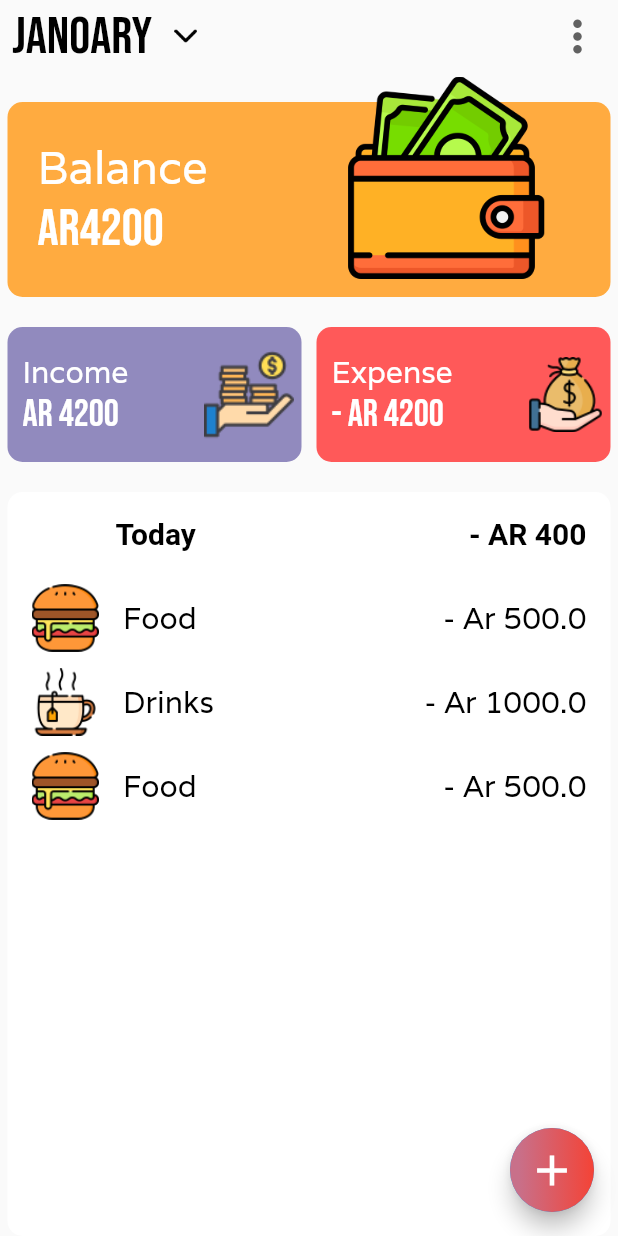
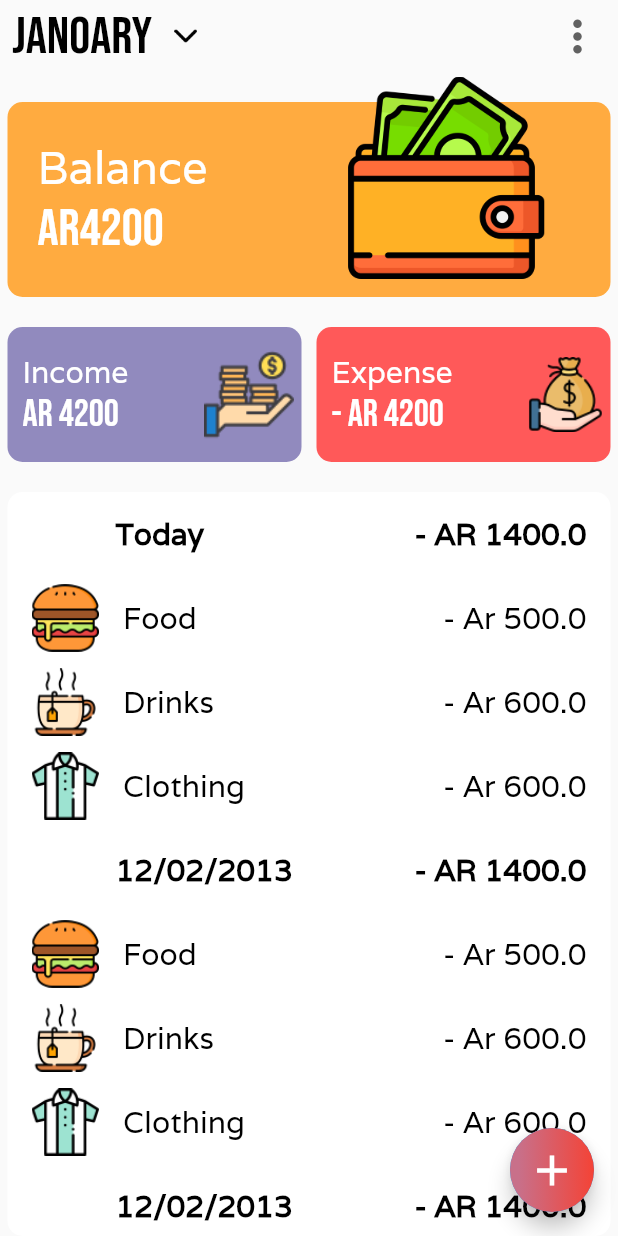
Before and after one commit to Andriambahoaka/Fandaniana, a Flutter app: the screen it shows after launch, on a phone screen of 412 x 824 dp. Run offline on Flutter 3.47's test engine with Material 2 defaults, Android fonts, the phone set to English and light mode, and no system bars.

Commit message:
Nested listViewBuilder

```diff
--- /dev/null
+++ b/lib/dao/expense_dao.dart
@@ -0,0 +1,22 @@
+import 'package:fandaniana/models/expense_summary.dart';
+import 'package:fandaniana/models/overall.dart';
+
+import '../models/depense.dart';
+
+class ExpenseDao {
+  static List<Depense> expenses = [
+    Depense('Food', 'hamburger', 500.0),
+    Depense('Drinks', 'drinks', 600.0),
+    Depense('Clothing', 'shirt', 600.0),
+  ];
+
+  static List<Overall> overalls = [
+    Overall(ExpenseSummary('Today', 1400.0), expenses),
+    Overall(ExpenseSummary('12/02/2013', 1400.0), expenses),
+    Overall(ExpenseSummary('12/02/2013', 1400.0), expenses),
+  ];
+
+  static int get expenseCount {
+    return expenses.length;
+  }
+}
--- a/lib/main.dart
+++ b/lib/main.dart
@@ -1,8 +1,8 @@
-import 'package:fandaniana/screens/expenses.dart';
+import 'package:fandaniana/screens/expenseScreen.dart';
 import 'package:flutter/material.dart';
 
 void main() {
-  runApp(const MyApp());
+  runApp(MyApp());
 }
 
 class MyApp extends StatelessWidget {
@@ -11,8 +11,8 @@ class MyApp extends StatelessWidget {
   // This widget is the root of your application.
   @override
   Widget build(BuildContext context) {
-    return const MaterialApp(
-      home: SafeArea(child: Expense()),
+    return MaterialApp(
+      home: SafeArea(child: ExpenseScreen()),
     );
   }
 }
--- /dev/null
+++ b/lib/models/depense.dart
@@ -0,0 +1,6 @@
+class Depense {
+  Depense(this.type, this.imageName, this.price);
+  final String type;
+  final String imageName;
+  final double price;
+}
--- a/lib/models/expense.dart
+++ /dev/null
@@ -1,9 +0,0 @@
-import 'package:flutter/cupertino.dart';
-
-class Expense {
-  Expense(this.type, this.price, this.imageName);
-
-  final String type;
-  final String imageName;
-  final double price;
-}
--- a/lib/models/expense_summary.dart
+++ b/lib/models/expense_summary.dart
@@ -1,6 +1,7 @@
 class ExpenseSummary {
   ExpenseSummary(this.date, this.total);
 
-  final DateTime date;
+  final String date;
+  //final DateTime date;
   final double total;
 }
--- /dev/null
+++ b/lib/models/overall.dart
@@ -0,0 +1,9 @@
+import 'package:fandaniana/models/expense_summary.dart';
+
+import 'depense.dart';
+
+class Overall {
+  Overall(this.summary, this.depenseList);
+  final ExpenseSummary summary;
+  final List<Depense> depenseList;
+}
--- a/lib/screens/expenses.dart
+++ b/lib/screens/expenseScreen.dart
@@ -1,12 +1,13 @@
-import 'package:fandaniana/widgets/expense_tile.dart';
+import 'package:fandaniana/widgets/overall_list.dart';
 import 'package:flutter/cupertino.dart';
 import 'package:flutter/material.dart';
 
 import '../utilities/constants.dart';
+
 import '../widgets/reusable_card.dart';
 
-class Expense extends StatelessWidget {
-  const Expense({Key? key}) : super(key: key);
+class ExpenseScreen extends StatelessWidget {
+  const ExpenseScreen({super.key});
 
   @override
   Widget build(BuildContext context) {
@@ -197,36 +198,7 @@ class Expense extends StatelessWidget {
               padding: EdgeInsets.all(0),
               height: 30.0,
               colour: Colors.white,
-              cardChild: Column(
-                children: [
-                  ListTile(
-                    leading: Text(
-                      '',
-                      style: TextStyle(
-                          color: Colors.black,
-                          fontWeight: FontWeight.bold,
-                          fontSize: 20.0),
-                    ),
-                    title: Text(
-                      'Today',
-                      style: TextStyle(
-                          color: Colors.black,
-                          fontWeight: FontWeight.bold,
-                          fontSize: 20.0),
-                    ),
-                    trailing: Text(
-                      '- AR 400',
-                      style: TextStyle(
-                          color: Colors.black,
-                          fontWeight: FontWeight.bold,
-                          fontSize: 20.0),
-                    ),
-                  ),
-                  ExpenseTile('Food', 'hamburger', 500.0),
-                  ExpenseTile('Drinks', 'drinks', 1000.0),
-                  ExpenseTile('Food', 'hamburger', 500.0),
-                ],
-              ),
+              cardChild: OverallList(),
             ),
           ),
         ],
--- /dev/null
+++ b/lib/widgets/expense_list.dart
@@ -0,0 +1,24 @@
+import 'package:fandaniana/widgets/expense_tile.dart';
+import 'package:flutter/cupertino.dart';
+
+import '../dao/expense_dao.dart';
+import '../models/depense.dart';
+
+class ExpenseList extends StatelessWidget {
+  ExpenseList(this.expenses);
+
+  List<Depense> expenses;
+
+  @override
+  Widget build(BuildContext context) {
+    return ListView.builder(
+      itemBuilder: (context, index) {
+        final expense = expenses[index];
+        return ExpenseTile(expense);
+      },
+      itemCount: ExpenseDao.expenseCount,
+      shrinkWrap: true,
+      physics: ClampingScrollPhysics(),
+    );
+  }
+}
--- a/lib/widgets/expense_tile.dart
+++ b/lib/widgets/expense_tile.dart
@@ -1,30 +1,29 @@
 import 'package:flutter/cupertino.dart';
 import 'package:flutter/material.dart';
 
+import '../models/depense.dart';
 import '../utilities/constants.dart';
 
 class ExpenseTile extends StatelessWidget {
-  ExpenseTile(this.type, this.image, this.price);
+  ExpenseTile(this.depense);
 
-  final String type;
-  final String image;
-  final double price;
+  final Depense depense;
 
   @override
   Widget build(BuildContext context) {
     return ListTile(
       leading: Image.asset(
-        "images/$image.png",
+        "images/${depense.imageName}.png",
         height: 45,
       ),
       title: Text(
-        type,
+        depense.type,
         style: kLabelTextStyle.copyWith(
           color: Colors.black,
         ),
       ),
       trailing: Text(
-        '- Ar $price',
+        '- Ar ${depense.price}',
         style: kLabelTextStyle.copyWith(
           color: Colors.black,
         ),
--- /dev/null
+++ b/lib/widgets/head_tile.dart
@@ -0,0 +1,29 @@
+import 'package:flutter/cupertino.dart';
+import 'package:flutter/material.dart';
+
+import '../utilities/constants.dart';
+
+class HeadTile extends StatelessWidget {
+  HeadTile(this.date, this.total);
+  final String date;
+  final double total;
+
+  @override
+  Widget build(BuildContext context) {
+    return ListTile(
+      leading: Text(
+        '',
+      ),
+      title: Text(
+        date,
+        style: kLabelTextStyle.copyWith(
+            color: Colors.black, fontWeight: FontWeight.bold),
+      ),
+      trailing: Text(
+        '- AR $total',
+        style: kLabelTextStyle.copyWith(
+            color: Colors.black, fontWeight: FontWeight.bold),
+      ),
+    );
+  }
+}
--- /dev/null
+++ b/lib/widgets/overall_list.dart
@@ -0,0 +1,21 @@
+import 'package:fandaniana/dao/expense_dao.dart';
+import 'package:fandaniana/widgets/expense_list.dart';
+import 'package:fandaniana/widgets/head_tile.dart';
+import 'package:flutter/cupertino.dart';
+
+class OverallList extends StatelessWidget {
+  @override
+  Widget build(BuildContext context) {
+    return ListView.builder(
+        itemBuilder: (context, index) {
+          final overall = ExpenseDao.overalls[index];
+          return Column(
+            children: [
+              HeadTile(overall.summary.date, overall.summary.total),
+              ExpenseList(overall.depenseList),
+            ],
+          );
+        },
+        itemCount: ExpenseDao.overalls.length);
+  }
+}
```
Also changed, not shown: lib/widgets/summary_tile.dart (deleted).
